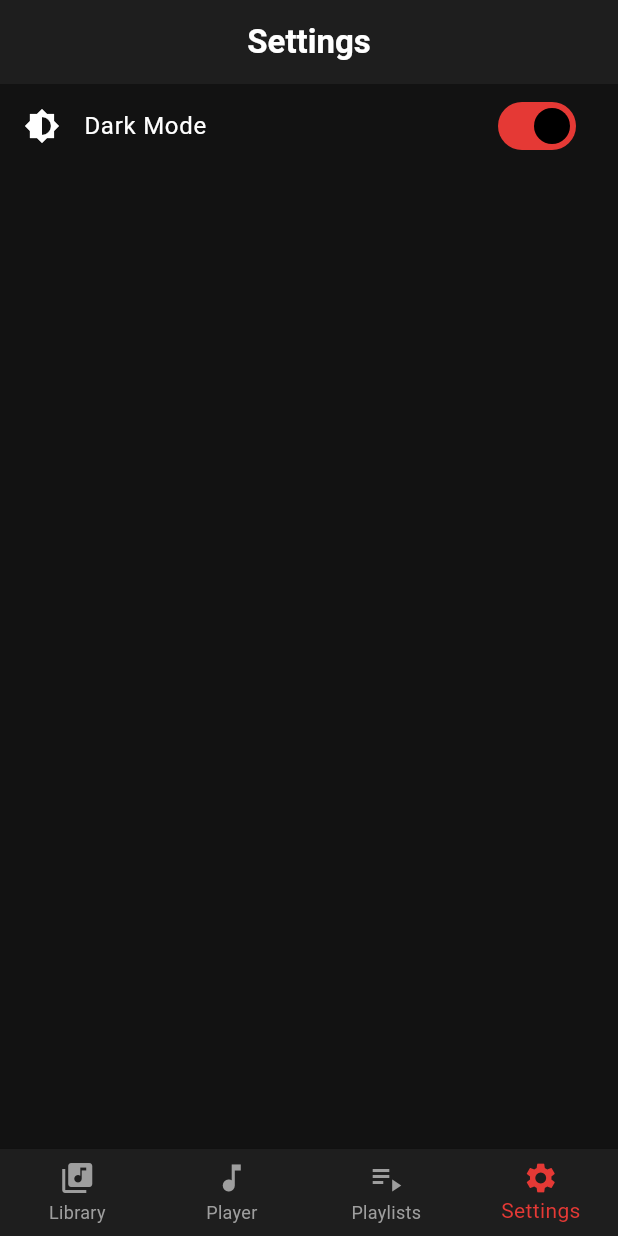
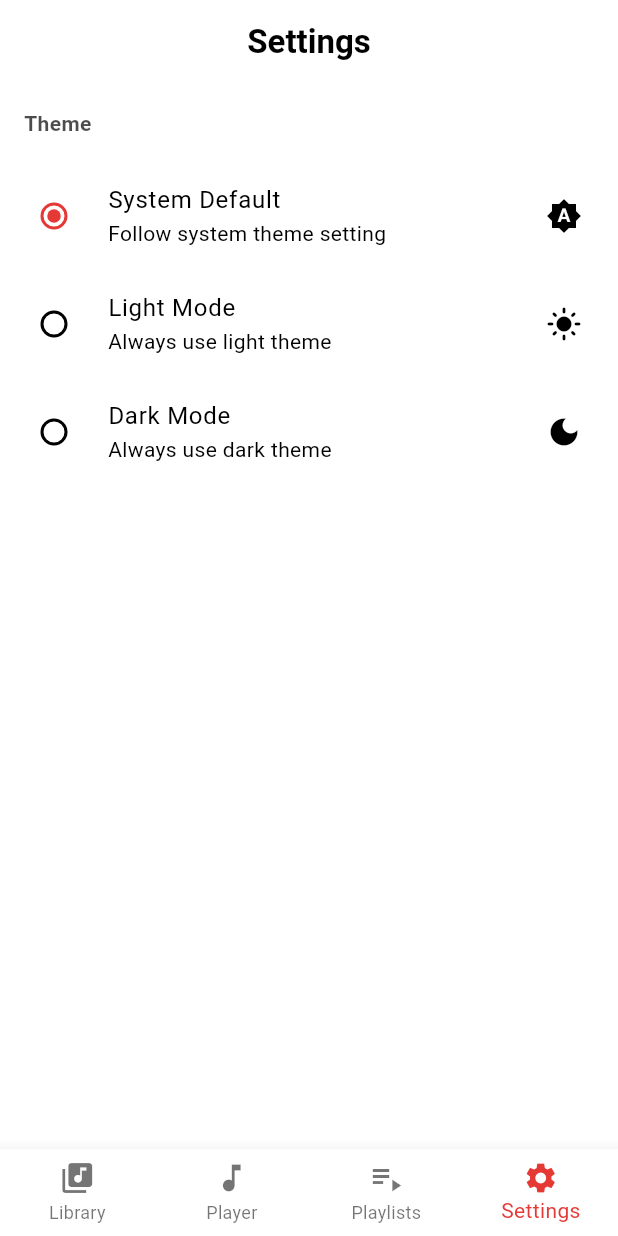
Before and after one commit to Abdullah-Masood-05/NoirPlayer, a Flutter app: the screen it shows after launch, item 4 of the bottom bar chosen, on a phone screen of 412 x 824 dp. Run offline on Flutter 3.47's test engine with Material 3 defaults, Android fonts, the light colour scheme and no system bars; our stand-ins replace audio_service, just_audio, on_audio_query, permission_handler.

Commit message:
add theme selection to settings screen and connect to app theme mode

```diff
--- a/lib/main.dart
+++ b/lib/main.dart
@@ -15,7 +15,9 @@ void main() async {
 class NoirPlayerApp extends StatelessWidget {
   NoirPlayerApp({super.key});
 
-  final ValueNotifier<ThemeMode> themeNotifier = ValueNotifier(ThemeMode.dark);
+  final ValueNotifier<ThemeMode> themeNotifier = ValueNotifier(
+    ThemeMode.system,
+  );
 
   @override
   Widget build(BuildContext context) {
--- a/lib/screens/settings/settings_screen.dart
+++ b/lib/screens/settings/settings_screen.dart
@@ -10,19 +10,20 @@ class SettingsScreen extends StatefulWidget {
 }
 
 class _SettingsScreenState extends State<SettingsScreen> {
-  bool _isDark = true;
+  late ThemeMode _currentThemeMode;
 
   @override
   void initState() {
     super.initState();
-    _isDark = widget.themeNotifier.value == ThemeMode.dark;
+    _currentThemeMode = widget.themeNotifier.value;
   }
 
-  void _toggleTheme(bool value) {
+  void _changeThemeMode(ThemeMode? mode) {
+    if (mode == null) return;
     setState(() {
-      _isDark = value;
+      _currentThemeMode = mode;
     });
-    widget.themeNotifier.value = value ? ThemeMode.dark : ThemeMode.light;
+    widget.themeNotifier.value = mode;
   }
 
   @override
@@ -30,11 +31,42 @@ class _SettingsScreenState extends State<SettingsScreen> {
     return Scaffold(
       body: ListView(
         children: [
-          SwitchListTile(
+          Padding(
+            padding: const EdgeInsets.all(16.0),
+            child: Text(
+              'Theme',
+              style: TextStyle(
+                fontSize: 14,
+                fontWeight: FontWeight.w600,
+                color: Theme.of(
+                  context,
+                ).textTheme.bodySmall?.color?.withOpacity(0.7),
+              ),
+            ),
+          ),
+          RadioListTile<ThemeMode>(
+            title: const Text('System Default'),
+            subtitle: const Text('Follow system theme setting'),
+            value: ThemeMode.system,
+            groupValue: _currentThemeMode,
+            onChanged: _changeThemeMode,
+            secondary: const Icon(Icons.brightness_auto),
+          ),
+          RadioListTile<ThemeMode>(
+            title: const Text('Light Mode'),
+            subtitle: const Text('Always use light theme'),
+            value: ThemeMode.light,
+            groupValue: _currentThemeMode,
+            onChanged: _changeThemeMode,
+            secondary: const Icon(Icons.light_mode),
+          ),
+          RadioListTile<ThemeMode>(
             title: const Text('Dark Mode'),
-            value: _isDark,
-            onChanged: _toggleTheme,
-            secondary: const Icon(Icons.brightness_6),
+            subtitle: const Text('Always use dark theme'),
+            value: ThemeMode.dark,
+            groupValue: _currentThemeMode,
+            onChanged: _changeThemeMode,
+            secondary: const Icon(Icons.dark_mode),
           ),
         ],
       ),
```
